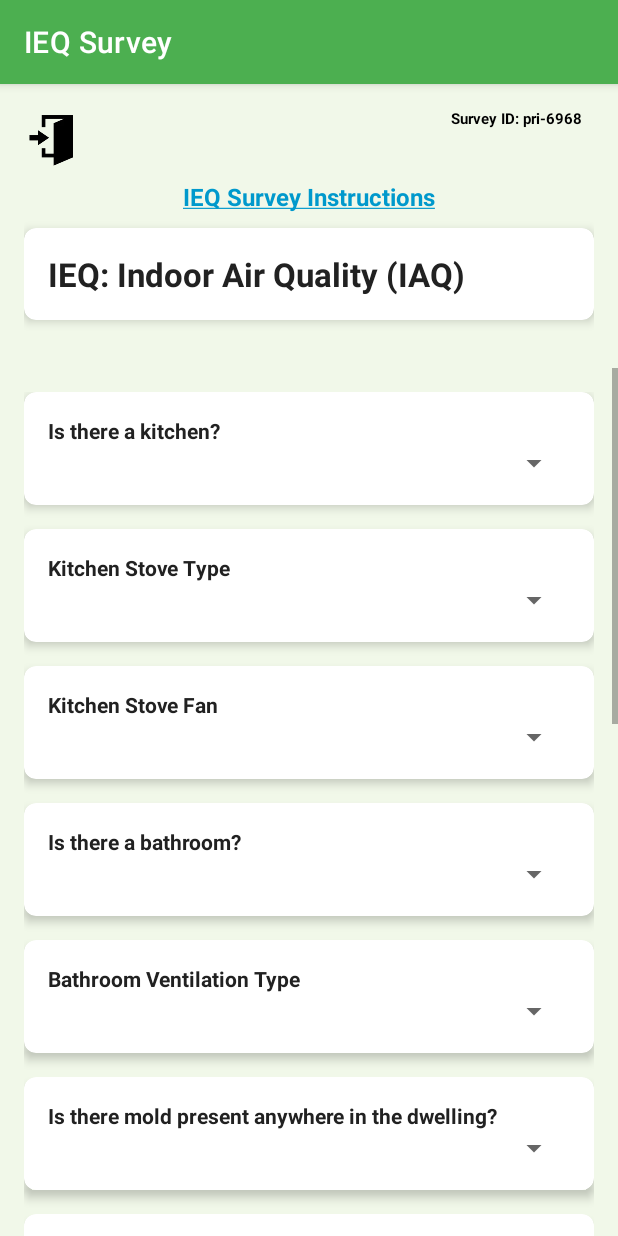
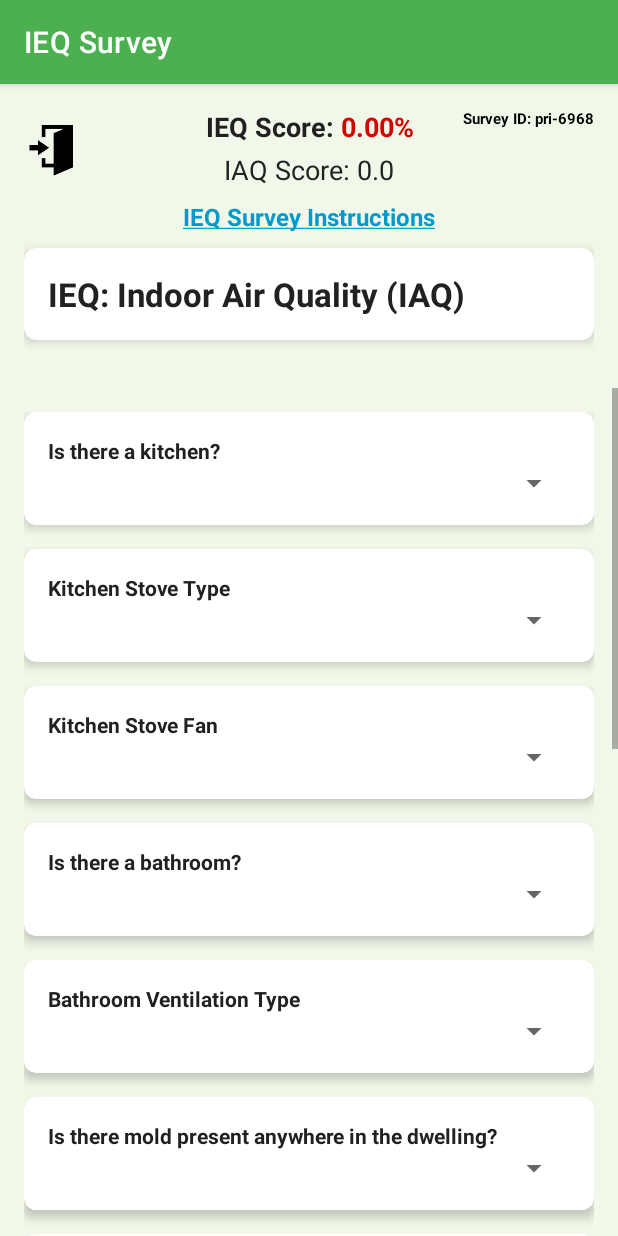
Before and after one commit to psbrar2002/IEQ-Project, an Android app: the IAQActivity2 screen opened directly, with no data from a screen before it, on a phone screen of 412 x 824 dp. Run offline under Robolectric (Android 15) with nearby library versions, the phone set to English and light mode, and no system bars; our stand-ins replace Firebase (no records; nobody signed in at launch, a user with empty details on screens opened directly).

Commit message:
Repositioned IEQ Score in the Fixed Header, Removed score from bottom, and finally improved styling on the progress bar.

```diff
--- a/app/src/main/res/layout/activity_iaq2.xml
+++ b/app/src/main/res/layout/activity_iaq2.xml
@@ -7,6 +7,7 @@
     android:orientation="vertical"
     tools:context=".IAQActivity2">
 
+
     <!-- Fixed Header Section -->
     <LinearLayout
         android:layout_width="match_parent"
@@ -15,9 +16,11 @@
         android:padding="16dp">
 
         <!-- RelativeLayout to position elements at the top -->
+        <!-- RelativeLayout to position elements at the top -->
         <RelativeLayout
             android:layout_width="match_parent"
-            android:layout_height="wrap_content">
+            android:layout_height="wrap_content"
+            android:background="@android:color/transparent">
 
             <!-- Exit Button positioned at the top left -->
             <ImageButton
@@ -28,8 +31,41 @@
                 android:background="?attr/selectableItemBackgroundBorderless"
                 android:scaleType="fitCenter"
                 android:adjustViewBounds="true"
+                android:layout_marginStart="0dp"
+                android:layout_marginTop="0dp"
+                android:layout_marginBottom="0dp"
                 android:layout_alignParentStart="true"
+                android:layout_centerVertical="true"
                 android:backgroundTint="@android:color/holo_red_dark" />
+
+            <!-- LinearLayout to hold IEQ Score and HVAC Score -->
+            <LinearLayout
+                android:layout_width="wrap_content"
+                android:layout_height="wrap_content"
+                android:orientation="vertical"
+                android:layout_centerInParent="true"
+                android:gravity="center">
+
+                <!-- IEQ Score -->
+                <TextView
+                    android:id="@+id/ieqScoreTextView2"
+                    android:layout_width="wrap_content"
+                    android:layout_height="wrap_content"
+                    android:text="IEQ Score: 0%"
+                    android:textStyle="bold"
+                    android:gravity="center"
+                    android:textSize="18sp" />
+
+                <!-- IAQ Score positioned below IEQ Score -->
+                <TextView
+                    android:id="@+id/iaqScoreTextView2"
+                    android:layout_width="wrap_content"
+                    android:layout_height="wrap_content"
+                    android:text="IAQ Score: 0"
+                    android:textSize="18sp"
+                    android:layout_marginTop="4dp" /> <!-- Add margin for spacing -->
+
+            </LinearLayout>
 
             <!-- Survey ID TextView positioned at the top right -->
             <TextView
@@ -37,14 +73,13 @@
                 android:layout_width="wrap_content"
                 android:layout_height="wrap_content"
                 android:layout_alignParentEnd="true"
-                android:layout_marginEnd="8dp"
+                android:layout_marginEnd="0dp"
                 android:text="Survey ID: "
                 android:textColor="@android:color/black"
                 android:textSize="10sp"
                 android:textStyle="bold" />
 
         </RelativeLayout>
-
         <!-- Hyperlink TextView for IEQ Survey Instructions -->
         <TextView
             android:id="@+id/openInstructionsStoreLink"
@@ -424,31 +459,38 @@
                 </LinearLayout>
             </androidx.cardview.widget.CardView>
 
-            <!-- IAQ and IEQ Scores Side by Side -->
-            <LinearLayout
+            <androidx.constraintlayout.widget.ConstraintLayout
                 android:layout_width="match_parent"
                 android:layout_height="wrap_content"
-                android:orientation="horizontal"
-                android:gravity="center_horizontal"
-                android:layout_marginTop="16dp"
-                android:padding="8dp">
+                android:layout_marginTop="8dp"
+                android:layout_marginBottom="8dp">
 
+                <!-- Progress Bar -->
+                <ProgressBar
+                    android:id="@+id/progressBar"
+                    android:layout_width="0dp"
+                    android:layout_height="8dp"
+                    android:layout_marginEnd="8dp"
+                    style="?android:attr/progressBarStyleHorizontal"
+                    android:progress="60"
+                    android:max="100"
+                    app:layout_constraintStart_toStartOf="parent"
+                    app:layout_constraintEnd_toStartOf="@id/pageCounter"
+                    app:layout_constraintTop_toTopOf="parent"
+                    app:layout_constraintBottom_toBottomOf="parent" />
+
+                <!-- Page Counter TextView -->
                 <TextView
-                    android:id="@+id/iaqScoreTextView2"
+                    android:id="@+id/pageCounter"
                     android:layout_width="wrap_content"
                     android:layout_height="wrap_content"
-                    android:text="IAQ Score: 0"
-                    android:textSize="18sp"
-                    android:layout_marginEnd="16dp" />
-
-                <TextView
-                    android:id="@+id/ieqScoreTextView2"
-                    android:layout_width="wrap_content"
-                    android:layout_height="wrap_content"
-                    android:text="IEQ Score: 0"
-                    android:textStyle="bold"
-                    android:textSize="18sp" />
-            </LinearLayout>
+                    android:text="3 of 5"
+                    android:textSize="16sp"
+                    android:textColor="@android:color/black"
+                    app:layout_constraintEnd_toEndOf="parent"
+                    app:layout_constraintTop_toTopOf="parent"
+                    app:layout_constraintBottom_toBottomOf="parent" />
+            </androidx.constraintlayout.widget.ConstraintLayout>
 
             <!-- Navigation Buttons -->
             <LinearLayout
@@ -477,27 +519,7 @@
                     android:layout_marginStart="8dp" />
             </LinearLayout>
 
-            <!-- Progress Bar -->
-            <ProgressBar
-                android:id="@+id/progressBar"
-                android:layout_width="match_parent"
-                android:layout_height="8dp"
-                android:layout_marginTop="8dp"
-                android:layout_marginBottom="8dp"
-                style="?android:attr/progressBarStyleHorizontal"
-                android:progress="60"
-                android:max="100" />
 
-            <!-- Page Counter at the bottom -->
-            <TextView
-                android:id="@+id/pageCounter"
-                android:layout_width="wrap_content"
-                android:layout_height="wrap_content"
-                android:layout_marginTop="8dp"
-                android:layout_marginBottom="8dp"
-                android:text="Page 3 of 5"
-                android:textSize="16sp"
-                android:layout_gravity="center_horizontal" />
         </LinearLayout>
     </ScrollView>
 </LinearLayout>
```
